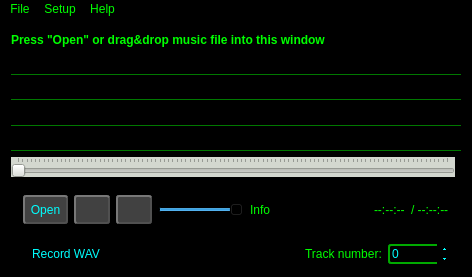
WohlSoft/Moondust-Project, file MusicPlayer/MainWindow/mainwindow.ui: the form before one commit.
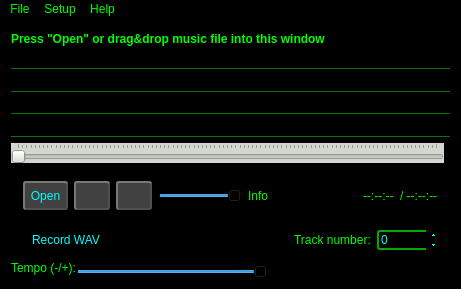
The form after the commit. Icons and pictures are not drawn. Custom widgets are drawn as their Qt base class.

Patch:
```diff
--- a/MusicPlayer/MainWindow/mainwindow.ui
+++ b/MusicPlayer/MainWindow/mainwindow.ui
@@ -6,8 +6,8 @@
    <rect>
     <x>0</x>
     <y>0</y>
-    <width>472</width>
-    <height>277</height>
+    <width>461</width>
+    <height>289</height>
    </rect>
   </property>
   <property name="minimumSize">
@@ -139,6 +139,104 @@
       </property>
      </widget>
     </item>
+    <item row="2" column="0" colspan="2">
+     <widget class="LabelMarquee" name="musArtist">
+      <property name="styleSheet">
+       <string notr="true">border-width: 1px;
+border-style: solid;
+border-color: rgba(0, 0, 0, 0);
+border-bottom-color: rgb(0, 120, 0);
+</string>
+      </property>
+      <property name="text">
+       <string/>
+      </property>
+      <property name="scaledContents">
+       <bool>true</bool>
+      </property>
+     </widget>
+    </item>
+    <item row="8" column="0">
+     <widget class="QFrame" name="tempoFrame">
+      <property name="frameShape">
+       <enum>QFrame::NoFrame</enum>
+      </property>
+      <property name="frameShadow">
+       <enum>QFrame::Plain</enum>
+      </property>
+      <property name="lineWidth">
+       <number>0</number>
+      </property>
+      <layout class="QHBoxLayout" name="horizontalLayout_3">
+       <property name="spacing">
+        <number>0</number>
+       </property>
+       <property name="leftMargin">
+        <number>0</number>
+       </property>
+       <property name="topMargin">
+        <number>0</number>
+       </property>
+       <property name="rightMargin">
+        <number>0</number>
+       </property>
+       <property name="bottomMargin">
+        <number>0</number>
+       </property>
+       <item>
+        <widget class="QLabel" name="tempoLabel">
+         <property name="text">
+          <string>Tempo (-/+):</string>
+         </property>
+        </widget>
+       </item>
+       <item>
+        <widget class="QSlider" name="tempo">
+         <property name="toolTip">
+          <string>Tempo</string>
+         </property>
+         <property name="minimum">
+          <number>-100</number>
+         </property>
+         <property name="maximum">
+          <number>100</number>
+         </property>
+         <property name="orientation">
+          <enum>Qt::Horizontal</enum>
+         </property>
+         <property name="tickPosition">
+          <enum>QSlider::TicksAbove</enum>
+         </property>
+        </widget>
+       </item>
+      </layout>
+     </widget>
+    </item>
+    <item row="5" column="0">
+     <widget class="QSlider" name="musicPosition">
+      <property name="styleSheet">
+       <string notr="true">background-color: rgb(211, 215, 207);</string>
+      </property>
+      <property name="maximum">
+       <number>100</number>
+      </property>
+      <property name="value">
+       <number>0</number>
+      </property>
+      <property name="orientation">
+       <enum>Qt::Horizontal</enum>
+      </property>
+      <property name="invertedAppearance">
+       <bool>false</bool>
+      </property>
+      <property name="invertedControls">
+       <bool>false</bool>
+      </property>
+      <property name="tickPosition">
+       <enum>QSlider::TicksAbove</enum>
+      </property>
+     </widget>
+    </item>
     <item row="6" column="0" colspan="2">
      <widget class="QFrame" name="frame_2">
       <property name="minimumSize">
@@ -458,8 +556,8 @@
     <rect>
      <x>0</x>
      <y>0</y>
-     <width>472</width>
-     <height>20</height>
+     <width>461</width>
+     <height>22</height>
     </rect>
    </property>
    <widget class="QMenu" name="menuFile">
```
Left out of the diff: 347 changed lines with no effect on the pictures.
